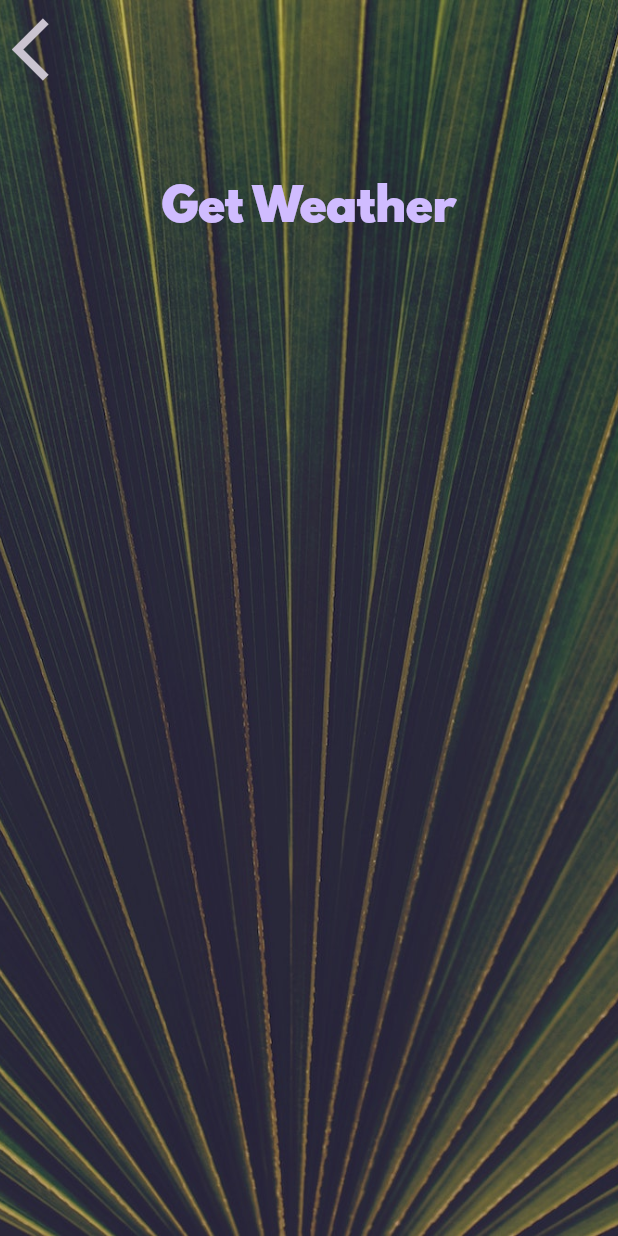
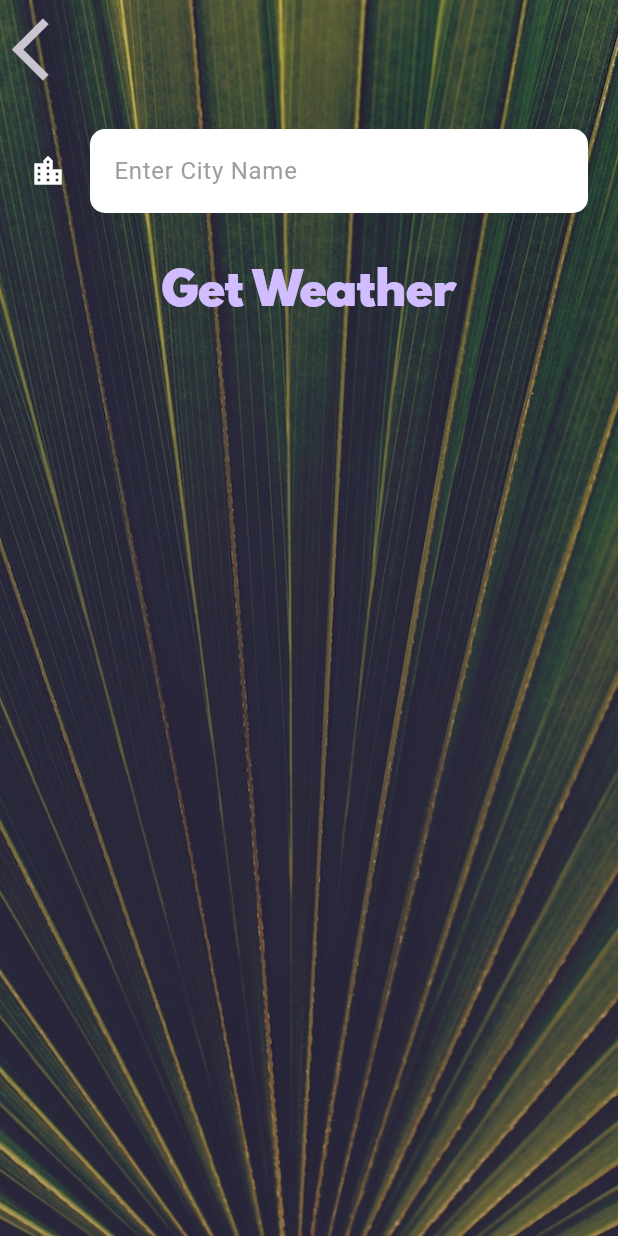
Before and after one commit to Manarrnagy/Clima_Flutter_app, a Flutter app: the CityScreen screen opened directly, on a phone screen of 412 x 824 dp. Run offline on Flutter 3.47's test engine with Material 3 defaults, Android fonts, the phone set to English and light mode, and no system bars; our stand-ins replace flutter_spinkit, geolocator.

Commit message:
Added Search Weather by city

```diff
--- a/lib/screens/city_screen.dart
+++ b/lib/screens/city_screen.dart
@@ -7,6 +7,7 @@ class CityScreen extends StatefulWidget {
 }
 
 class _CityScreenState extends State<CityScreen> {
+  late String cityName="";
   @override
   Widget build(BuildContext context) {
     return Scaffold(
@@ -24,7 +25,9 @@ class _CityScreenState extends State<CityScreen> {
               Align(
                 alignment: Alignment.topLeft,
                 child: IconButton(
-                  onPressed: () {},
+                  onPressed: () {
+
+                  },
                   icon: Icon(
                     Icons.arrow_back_ios,
                     size: 50.0,
@@ -33,10 +36,18 @@ class _CityScreenState extends State<CityScreen> {
               ),
               Container(
                 padding: EdgeInsets.all(20.0),
-                child: null,
+                child: TextField(
+                  style: TextStyle(color: Colors.black),
+                  decoration: KTextFieldInputDecoration,
+                  onChanged: (value){
+                    cityName = value;
+                  },
+                ),
               ),
               TextButton(
-                onPressed: () {},
+                onPressed: () {
+                  Navigator.pop(context,cityName);
+                },
                 child: Text(
                   'Get Weather',
                   style: kButtonTextStyle,
--- a/lib/service/networking.dart
+++ b/lib/service/networking.dart
@@ -20,4 +20,7 @@ class NetworkHelper{
   }
 
 
+
+
+ // https://api.openweathermap.org/data/2.5/weather?q={city name}&appid={API key}
 }
--- a/lib/utilities/constants.dart
+++ b/lib/utilities/constants.dart
@@ -22,3 +22,12 @@ const kButtonTextStyle = TextStyle(
 const kConditionTextStyle = TextStyle(
   fontSize: 100.0,
 );
+const KTextFieldInputDecoration =InputDecoration(
+  filled: true,
+  fillColor: Colors.white,
+  icon:Icon(Icons.location_city,color: Colors.white,),
+  hintText: "Enter City Name ",
+  hintStyle: TextStyle(color: Colors.grey),
+  border: OutlineInputBorder(borderRadius: BorderRadius.all(Radius.circular(10),),borderSide: BorderSide.none),
+
+);
```
Also changed, not shown: lib/screens/location_screen.dart (+39 -20 lines), lib/service/location_dm.dart (+15 -13 lines), lib/service/weather.dart (+13 -3 lines), lib/service/weather_dm.dart (+10 -8 lines).
